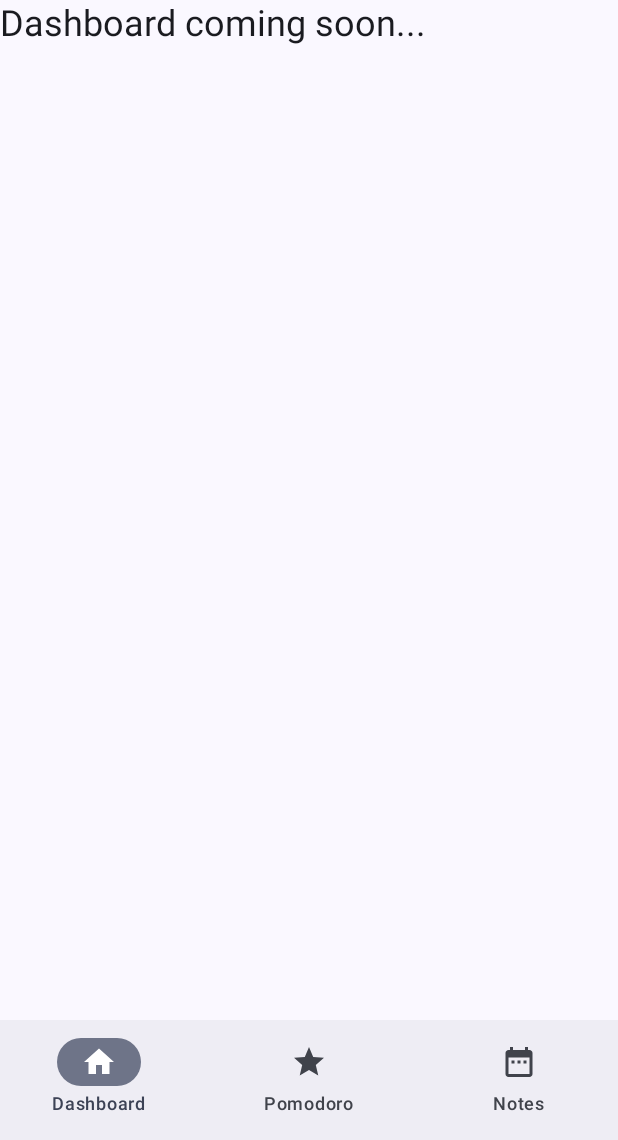
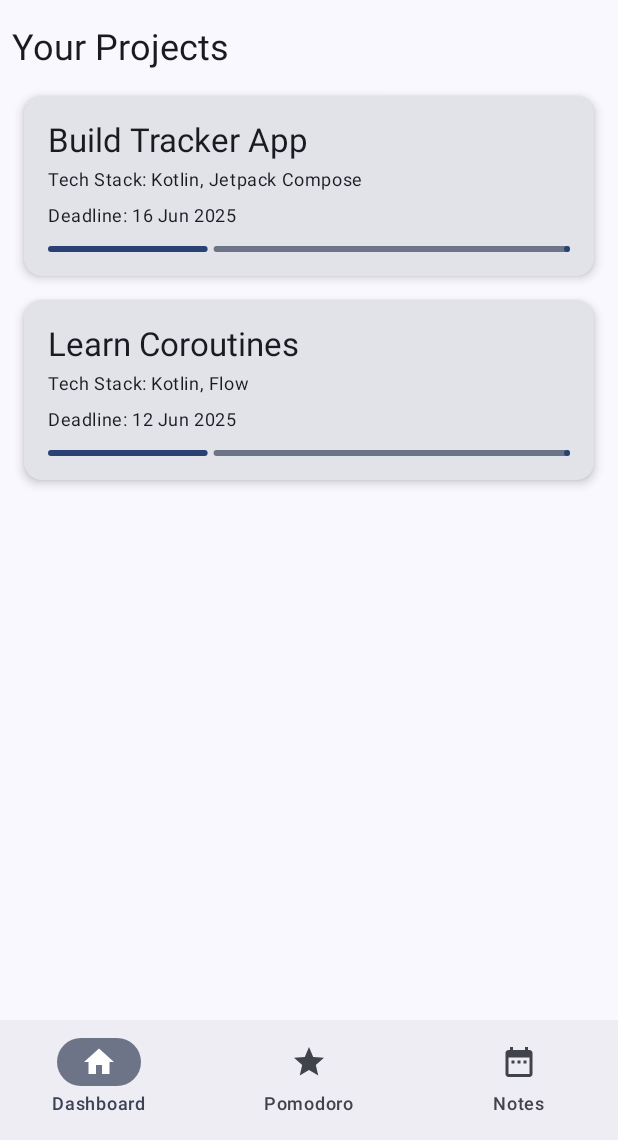
Before and after one commit to Pradum-codes/Project-Tracker-App, an Android app built with Jetpack Compose: the screen it shows after launch (MainActivity), on a phone screen of 412 x 824 dp, the part 96-1236 px from its top. Run offline under Robolectric (Android 15) with nearby library versions, the phone set to English and light mode, and no system bars; our stand-ins replace Room's generated code.

Commit message:
Created the Project Card and the Dashboard Screens

```diff
--- a/app/src/main/java/com/example/projecttracker/MainActivity.kt
+++ b/app/src/main/java/com/example/projecttracker/MainActivity.kt
@@ -31,6 +31,7 @@ import androidx.navigation.compose.composable
 import androidx.navigation.compose.currentBackStackEntryAsState
 import androidx.navigation.compose.rememberNavController
 import com.example.projecttracker.ui.screens.pomodoro.PomodoroScreen
+import com.example.projecttracker.ui.screens.dashboard.DashboardScreen
 import com.example.projecttracker.ui.theme.ProjectTrackerTheme
 
 sealed class Screen(val route: String, val label: String, val icon: ImageVector) {
--- /dev/null
+++ b/app/src/main/java/com/example/projecttracker/data/model/Project.kt
@@ -0,0 +1,25 @@
+package com.example.projecttracker.data.model
+
+import androidx.room.Entity
+import androidx.room.PrimaryKey
+
+
+@Entity
+data class Project(
+    @PrimaryKey(autoGenerate = true) val id: Int = 0,
+    val title: String,
+    val techStack: String,
+    val githubLink: String?,
+    val startDate: Long,
+    val endDate: Long,
+    val isCompleted: Boolean = false
+)
+
+val example = Project(
+    title = "Build Tracker App",
+    techStack = "Kotlin, Jetpack Compose",
+    githubLink = null,
+    startDate = System.currentTimeMillis(),
+    endDate = System.currentTimeMillis() + 7 * 24 * 60 * 60 * 1000, // +7 days
+    isCompleted = false
+)
--- /dev/null
+++ b/app/src/main/java/com/example/projecttracker/data/model/Task.kt
@@ -0,0 +1,13 @@
+package com.example.projecttracker.data.model
+
+import androidx.room.Entity
+import androidx.room.PrimaryKey
+
+
+@Entity
+data class Task(
+    @PrimaryKey(autoGenerate = true) val id: Int = 0,
+    val projectId: Int,
+    val description: String,
+    val isDone: Boolean = false
+)
--- /dev/null
+++ b/app/src/main/java/com/example/projecttracker/ui/navigation/BottomNav.kt
@@ -0,0 +1,4 @@
+package com.example.projecttracker.ui.navigation
+
+class BottomNav {
+}
--- /dev/null
+++ b/app/src/main/java/com/example/projecttracker/ui/screens/dashboard/DashboardScreen.kt
@@ -0,0 +1,55 @@
+package com.example.projecttracker.ui.screens.dashboard
+
+import androidx.compose.foundation.layout.*
+import androidx.compose.foundation.lazy.LazyColumn
+import androidx.compose.foundation.lazy.items
+import androidx.compose.material3.MaterialTheme
+import androidx.compose.material3.Text
+import androidx.compose.runtime.Composable
+import androidx.compose.ui.Modifier
+import androidx.compose.ui.tooling.preview.Preview
+import androidx.compose.ui.unit.dp
+import com.example.projecttracker.data.model.Project
+
+@Composable
+fun DashboardScreen() {
+    val exampleProjects = listOf(
+        Project(
+            title = "Build Tracker App",
+            techStack = "Kotlin, Jetpack Compose",
+            githubLink = null,
+            startDate = System.currentTimeMillis(),
+            endDate = System.currentTimeMillis() + 7 * 24 * 60 * 60 * 1000
+        ),
+        Project(
+            title = "Learn Coroutines",
+            techStack = "Kotlin, Flow",
+            githubLink = null,
+            startDate = System.currentTimeMillis(),
+            endDate = System.currentTimeMillis() + 3 * 24 * 60 * 60 * 1000
+        )
+    )
+
+    Column(modifier = Modifier
+        .fillMaxSize()
+        .padding(8.dp)) {
+
+        Text(
+            text = "Your Projects",
+            style = MaterialTheme.typography.headlineSmall,
+            modifier = Modifier.padding(vertical = 8.dp)
+        )
+
+        LazyColumn {
+            items(exampleProjects) { project ->
+                ProjectCard(project = project, onClick = {}, modifier = Modifier)
+            }
+        }
+    }
+}
+
+@Composable
+@Preview(showBackground = true)
+fun PreviewDashboard(){
+    DashboardScreen()
+}
--- /dev/null
+++ b/app/src/main/java/com/example/projecttracker/ui/screens/dashboard/ProjectCard.kt
@@ -0,0 +1,47 @@
+package com.example.projecttracker.ui.screens.dashboard
+
+import androidx.compose.foundation.clickable
+import androidx.compose.foundation.layout.*
+import androidx.compose.material3.*
+import androidx.compose.runtime.Composable
+import androidx.compose.ui.Modifier
+import androidx.compose.ui.tooling.preview.Preview
+import androidx.compose.ui.unit.dp
+import com.example.projecttracker.data.model.Project
+import com.example.projecttracker.data.model.example
+import java.text.SimpleDateFormat
+import java.util.*
+
+@Composable
+fun ProjectCard(project: Project, onClick: () -> Unit , modifier : Modifier) {
+    val dateFormat = SimpleDateFormat("dd MMM yyyy", Locale.getDefault())
+    val endDateStr = dateFormat.format(Date(project.endDate))
+
+    Card(
+        modifier = modifier
+            .fillMaxWidth()
+            .padding(8.dp)
+            .clickable { onClick() },
+        elevation = CardDefaults.cardElevation(defaultElevation = 4.dp)
+    ) {
+        Column(modifier = Modifier.padding(16.dp)) {
+            Text(project.title, style = MaterialTheme.typography.titleLarge)
+            Spacer(Modifier.height(4.dp))
+            Text("Tech Stack: ${project.techStack}", style = MaterialTheme.typography.bodySmall)
+            Spacer(Modifier.height(8.dp))
+            Text("Deadline: $endDateStr", style = MaterialTheme.typography.bodySmall)
+
+            Spacer(Modifier.height(12.dp))
+            LinearProgressIndicator(
+                progress = if (project.isCompleted) 1f else 0.3f, // Temporary static
+                modifier = Modifier.fillMaxWidth()
+            )
+        }
+    }
+}
+
+@Composable
+@Preview(showBackground = true)
+fun Preview1(){
+    ProjectCard(example, onClick = {} ,modifier = Modifier)
+}
```
